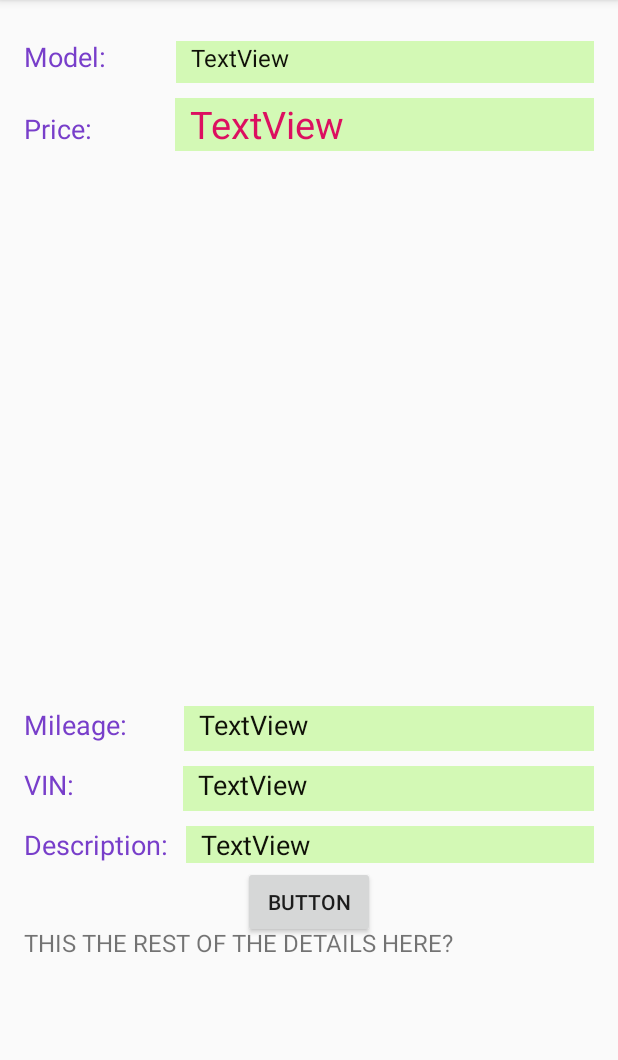
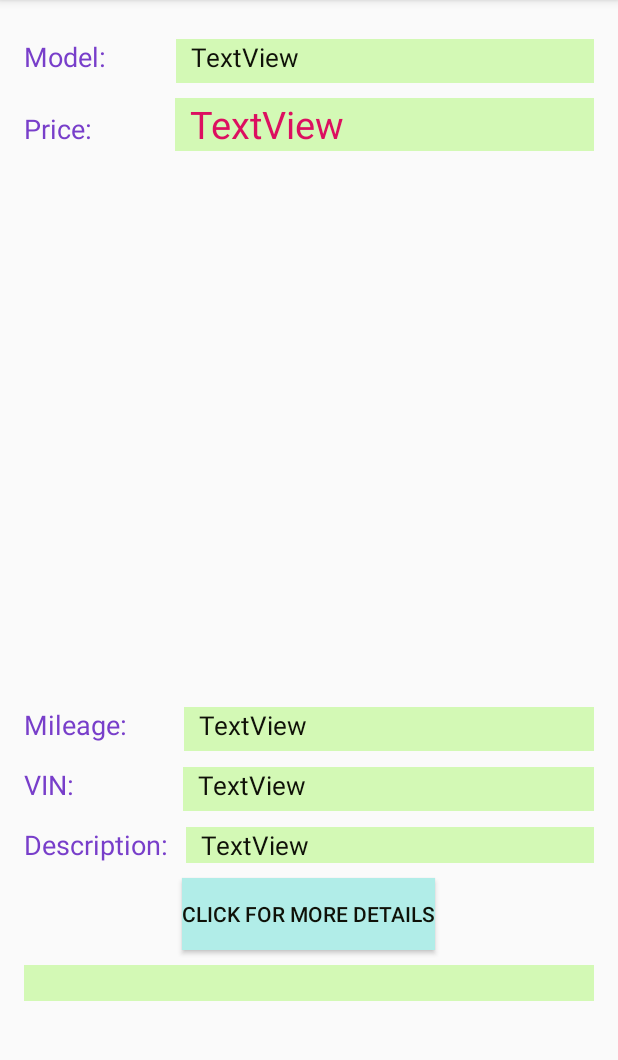
Before and after one commit to LBCesar/Project3, an Android app: the fragment carInfoFragment shown on its own in the app's theme, on a phone screen of 412 x 824 dp, the part 84-1144 px from its top. Run offline under Robolectric (Android 15) with nearby library versions, the phone set to English and light mode, and no system bars; our stand-ins replace Picasso; pictures from the network do not load.

Commit message:
Final Commit??

```diff
--- a/app/src/main/java/com/example/project3/DetailCar.java
+++ b/app/src/main/java/com/example/project3/DetailCar.java
@@ -28,9 +28,7 @@ public class DetailCar implements Serializable {
     public String vehicle_make;
     public String vehicle_url;
     public String vin_number;
-
     public String myUrl;
-
 
     // An empty constructor
     public DetailCar(){ }
--- a/app/src/main/java/com/example/project3/MainActivity.java
+++ b/app/src/main/java/com/example/project3/MainActivity.java
@@ -30,7 +30,6 @@ public class MainActivity extends AppCompatActivity implements AdapterView.OnIte
     public static ArrayList<MoreDetails> moreDetailsCarList = new ArrayList<>();
     public static MoreDetails mdMain;
 
-
     @Override
     protected void onCreate(Bundle savedInstanceState) {
         super.onCreate(savedInstanceState);
@@ -42,7 +41,6 @@ public class MainActivity extends AppCompatActivity implements AdapterView.OnIte
         String makeURL = "https://thawing-beach-68207.herokuapp.com/carmakes";
         DataBaseHelper dbh = new DataBaseHelper(0, makeURL, 0);
         dbh.execute();
-
 
         /*
             Using ArrayAdapter to populate the 1st spinner with the data from newCarList ArrayList.
@@ -129,6 +127,8 @@ public class MainActivity extends AppCompatActivity implements AdapterView.OnIte
     @Override
     public void onNothingSelected(AdapterView<?> parent) {
     }
+
+
     public void lastResort(int url_ID){
         String makeURL = "https://thawing-beach-68207.herokuapp.com/cars/" + url_ID;
         DataBaseHelper dbh4 = new DataBaseHelper(321, makeURL, 321);
@@ -140,4 +140,5 @@ public class MainActivity extends AppCompatActivity implements AdapterView.OnIte
             }
 
     }
+
 } // end class MainActivity
--- a/app/src/main/java/com/example/project3/carInfoFragment.java
+++ b/app/src/main/java/com/example/project3/carInfoFragment.java
@@ -27,13 +27,12 @@ public class carInfoFragment extends Fragment {
     private TextView summary;
     private TextView mileage;
     private ImageView carPic;
+    private TextView textView;
 
-    private TextView textView;
     public static ArrayList<MoreDetails> moreDetailsCarList=new ArrayList<>();
 
     private DetailCar mParam1;
     private String mParam2;
-//    CarObject co = new CarObject();
     DetailCar co=new DetailCar();
 
     public carInfoFragment() {
@@ -56,22 +55,6 @@ public class carInfoFragment extends Fragment {
             mParam1 = (DetailCar) getArguments().getSerializable(ARG_PARAM1);
             mParam2 = getArguments().getString(ARG_PARAM2);
             co = mParam1;
-//            int url_ID = co.id; // this id will be used for the url, must come from the 3rd link or array3 id
-//            String makeURL = "https://thawing-beach-68207.herokuapp.com/cars/" + url_ID;
-//            DataBaseHelper dbh4 = new DataBaseHelper(321, makeURL, 321);
-//            dbh4.execute();
-//
-//
-//            int url_ID = co.id; // this id will be used for the url, must come from the 3rd link or array3 id
-//            String makeURL = "https://thawing-beach-68207.herokuapp.com/cars/" + url_ID;
-//            DataBaseHelper dbh4 = new DataBaseHelper(321, makeURL, 321);
-//          //  dbh4.execute();
-//
-//            try {
-//                dbh4.execute().get();
-//            } catch (ExecutionException | InterruptedException e) {
-//                e.printStackTrace();
-//            }
         }
     }
 
@@ -89,50 +72,25 @@ public class carInfoFragment extends Fragment {
             mileage = root.findViewById(R.id.mileageBIG);
             carPic = root.findViewById(R.id.carPicBIG);
 
-
             makeModel.setText( co.vehicle_make + " _ " + co.model);
             price.setText(co.getPrice());
             date.setText(co.vin_number);
             mileage.setText(" " + co.mileage + " miles");
             summary.setText(co.veh_description);
 
+            //Tested link: "https://i.imgur.com/gwy9G6s.jpg"
             if(URLUtil.isValidUrl(co.image_url)) {
-                //"https://i.imgur.com/gwy9G6s.jpg"
-
                 Picasso.get()
                         .load(co.image_url)
 //                    .resize(600,600)
                         .error(R.drawable.coming_soon)
                         .into(carPic);
+            }
 
-            }
-           // final ArrayList<MoreDetails> moreDetailsCarList;
-//        moreDetailsCarList.add(new MoreDetails());
-
-
-
-            //moreDetailsCarList = new ArrayList<>();
-//
-//
-//            int url_ID = co.id; // this id will be used for the url, must come from the 3rd link or array3 id
-//            String makeURL = "https://thawing-beach-68207.herokuapp.com/cars/" + url_ID;
-//            DataBaseHelper dbh4 = new DataBaseHelper(777, makeURL, 777);
-//            try {
-//                dbh4.execute().get();
-//            } catch (ExecutionException | InterruptedException e) {
-//                e.printStackTrace();
-//            }
-            //moreDetailsCarList = new ArrayList<>();
-
-           // moreDetailsCarList= carInfo.moreDetailsCarList;
-            //moreDetailsCarList.addAll(carInfo.moreDetailsCarList);
-            //moreDetailsCarList.add(new MoreDetails());
-           // moreDetailsCarList.addAll(MainActivity.moreDetailsCarList);
             textView = root.findViewById(R.id.mddBIG);
-//        textView.setText(moreDetailsCarList.get(0).toString() + "sakldnalk");
+            textView.setVisibility(TextView.INVISIBLE);
 
             Button btn_moredetails = root.findViewById(R.id.btn_moredetailsBIG);
-
             btn_moredetails.setOnClickListener(new View.OnClickListener() {
                 @SuppressLint("SetTextI18n")
                 @Override
@@ -147,6 +105,11 @@ public class carInfoFragment extends Fragment {
                     }
                 }
             });
+        }
+        return root;
+    }
+
+}  // end class
 
 
 
@@ -155,9 +118,26 @@ public class carInfoFragment extends Fragment {
 
 
 
-        }
+//-------------------------------------------------------------------------------------------------------------
+/*              Testing Stuff (failed, line 106-2_)
 
-        return root;
-    }
-
-}
+//            final ArrayList<MoreDetails> moreDetailsCarList;
+//        moreDetailsCarList.add(new MoreDetails());
+//        moreDetailsCarList = new ArrayList<>();
+//
+//
+//            int url_ID = co.id; // this id will be used for the url, must come from the 3rd link or array3 id
+//            String makeURL = "https://thawing-beach-68207.herokuapp.com/cars/" + url_ID;
+//            DataBaseHelper dbh4 = new DataBaseHelper(777, makeURL, 777);
+//            try {
+//                dbh4.execute().get();
+//            } catch (ExecutionException | InterruptedException e) {
+//                e.printStackTrace();
+//            }
+//            moreDetailsCarList = new ArrayList<>();
+//
+//            moreDetailsCarList= carInfo.moreDetailsCarList;
+//            moreDetailsCarList.addAll(carInfo.moreDetailsCarList);
+//            moreDetailsCarList.add(new MoreDetails());
+//            moreDetailsCarList.addAll(MainActivity.moreDetailsCarList);
+ */
--- a/app/src/main/res/layout/activity_main.xml
+++ b/app/src/main/res/layout/activity_main.xml
@@ -68,6 +68,6 @@
 
 </LinearLayout>
 
-
+<!-- Two primary colors -->
 <!--    android:background="#086788"-->
 <!--    android:background="#B1EDE8"-->
--- a/app/src/main/res/layout/fragment_car_info.xml
+++ b/app/src/main/res/layout/fragment_car_info.xml
@@ -41,7 +41,7 @@
                     android:layout_height="30dp"
                     android:background="#D3F9B5"
                     android:paddingLeft="10dp"
-                    android:textSize="16sp"
+                    android:textSize="17sp"
                     android:textColor="#0F1108"
                     android:text="TextView" />
             </LinearLayout>
@@ -119,7 +119,7 @@
                     android:layout_height="30dp"
                     android:background="#D3F9B5"
                     android:paddingLeft="10dp"
-                    android:textSize="18sp"
+                    android:textSize="17sp"
                     android:textColor="#0F1108"
                     android:text="TextView" />
             </LinearLayout>
@@ -148,7 +148,7 @@
                     android:layout_height="30dp"
                     android:background="#D3F9B5"
                     android:paddingLeft="10dp"
-                    android:textSize="18sp"
+                    android:textSize="17sp"
                     android:textColor="#0F1108"
                     android:text="TextView" />
             </LinearLayout>
@@ -175,7 +175,7 @@
                     android:layout_height="wrap_content"
                     android:background="#D3F9B5"
                     android:paddingStart="10dp"
-                    android:textSize="18sp"
+                    android:textSize="17sp"
                     android:textColor="#0F1108"
                     android:text="TextView" />
             </LinearLayout>
@@ -185,10 +185,10 @@
                 android:layout_width="match_parent"
                 android:layout_height="wrap_content"
                 android:layout_below="@id/btn_moredetailsBIG"
-                android:layout_marginTop="-8dp"
-                android:text="THIS THE REST OF THE DETAILS HERE?"
-                android:textSize="16sp"
-
+                android:layout_marginTop="10dp"
+                android:background="#D3F9B5"
+                android:textSize="17sp"
+                android:textColor="#0F1108"
                 tools:ignore="NotSibling" />
 
             <Button
@@ -196,11 +196,12 @@
                 android:layout_width="wrap_content"
                 android:layout_height="wrap_content"
                 android:layout_below="@id/layout6"
-                android:layout_marginTop="2dp"
+                android:layout_marginTop="10dp"
                 android:layout_centerHorizontal="true"
-
                 android:gravity="center"
-                android:text="Button" />
+                android:background="#B1EDE8"
+                android:textColor="#0F1108"
+                android:text="Click for more Details" />
 
         </RelativeLayout>
     </android.support.v4.widget.NestedScrollView>
```
Also changed, not shown: app/src/main/java/com/example/project3/CarsAdapter.java (+8 -17 lines), app/src/main/java/com/example/project3/DataBaseHelper.java (+9 -34 lines), app/src/main/java/com/example/project3/carInfo.java (+58 -80 lines), app/src/main/res/layout-w900dp/activity_main.xml (+0 -153 lines), app/src/main/res/layout/activity_car_info.xml (+5 -5 lines), app/src/main/res/layout/activity_more_details.xml (+10 -10 lines), app/src/main/res/layout/item_contact.xml (+4 -24 lines).
